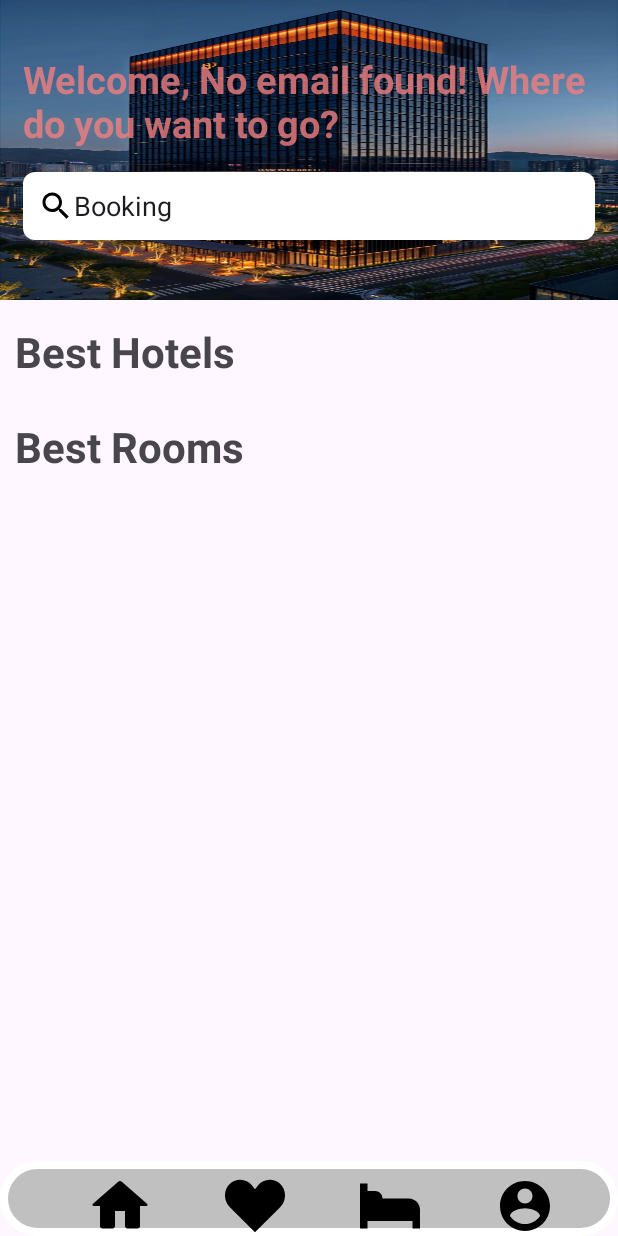
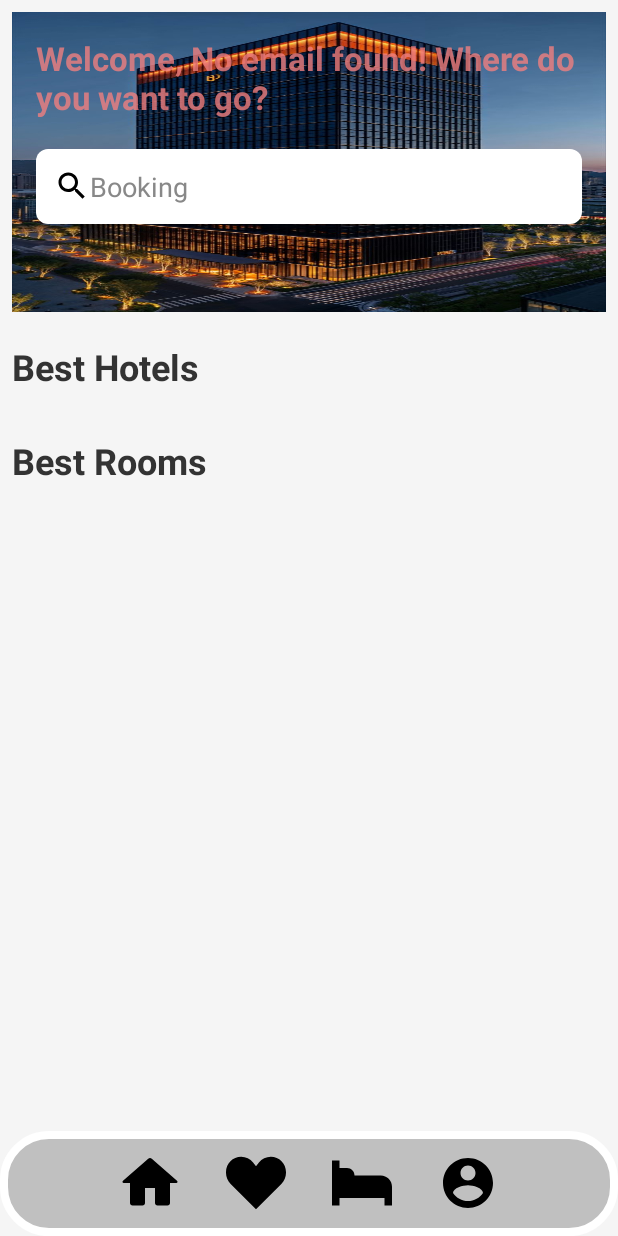
Before and after one commit to ttn-piw/booking_hotel_system, an Android app: the Mainpage screen opened directly, with no data from a screen before it, on a phone screen of 412 x 824 dp. Run offline under Robolectric (Android 15) with nearby library versions, the phone set to English and light mode, and no system bars; our stand-ins replace Volley; network calls fail.

Commit message:
Fix interface

```diff
--- a/android/app/src/main/AndroidManifest.xml
+++ b/android/app/src/main/AndroidManifest.xml
@@ -15,6 +15,9 @@
         android:theme="@style/Theme.Booking_listview"
         android:usesCleartextTraffic="true"
         tools:targetApi="31">
+        <activity
+            android:name=".Payment"
+            android:exported="false" />
         <activity
             android:name=".WishList"
             android:exported="false" />
--- a/android/app/src/main/java/com/example/booking_listview/MainActivity.kt
+++ b/android/app/src/main/java/com/example/booking_listview/MainActivity.kt
@@ -44,6 +44,12 @@ class MainActivity : AppCompatActivity() {
         val btnTestRoom = findViewById<Button>(id.btnTestRoom)
         btnTestRoom.setOnClickListener{
            val intent = Intent(this,RoomDetail::class.java)
+            startActivity(intent)
+        }
+
+        val btnPayment = findViewById<Button>(id.btnPayment)
+        btnPayment.setOnClickListener{
+            val intent = Intent(this,Payment::class.java)
             startActivity(intent)
         }
     }
--- a/android/app/src/main/res/layout/activity_main.xml
+++ b/android/app/src/main/res/layout/activity_main.xml
@@ -59,6 +59,12 @@
             android:layout_width="match_parent"
             android:layout_height="wrap_content"
             android:text="Button" />
+
+        <Button
+            android:id="@+id/btnPayment"
+            android:layout_width="match_parent"
+            android:layout_height="wrap_content"
+            android:text="Payment" />
     </LinearLayout>
 
 </LinearLayout>
--- a/android/app/src/main/res/layout/main_page.xml
+++ b/android/app/src/main/res/layout/main_page.xml
@@ -1,168 +1,145 @@
 <RelativeLayout xmlns:android="http://schemas.android.com/apk/res/android"
     xmlns:app="http://schemas.android.com/apk/res-auto"
     android:layout_width="match_parent"
-    android:layout_height="wrap_content">
+    android:layout_height="match_parent"
+    android:background="#F5F5F5">
+
+    <!-- Scrollable Content -->
     <ScrollView
-    android:layout_width="wrap_content"
-    android:layout_height="wrap_content">
-    <LinearLayout
         android:layout_width="match_parent"
-        android:layout_height="wrap_content"
-        android:orientation="vertical">
+        android:layout_height="match_parent"
+        android:paddingBottom="70dp">
 
         <LinearLayout
             android:layout_width="match_parent"
             android:layout_height="wrap_content"
-            android:orientation="vertical">
+            android:orientation="vertical"
+            android:padding="8dp">
 
-<!--            <Button-->
-<!--                android:id="@+id/btnBack"-->
-<!--                android:layout_width="match_parent"-->
-<!--                android:layout_height="wrap_content"-->
-<!--                android:text="Back" />-->
-
+            <!-- Header  -->
             <LinearLayout
                 android:layout_width="match_parent"
                 android:layout_height="200dp"
+                android:orientation="vertical"
                 android:background="@drawable/main_page"
-                android:orientation="vertical">
-
-                <LinearLayout
-                    android:layout_width="match_parent"
-                    android:layout_height="wrap_content"
-                    android:layout_marginTop="10dp"
-                    android:orientation="horizontal">
-                </LinearLayout>
-
-                <LinearLayout
-                    android:layout_width="match_parent"
-                    android:layout_height="wrap_content"
-                    android:layout_marginTop="25dp"
-                    android:orientation="horizontal">
+                android:padding="16dp">
 
                 <TextView
                     android:id="@+id/edtSessionEmail"
                     android:layout_width="wrap_content"
                     android:layout_height="wrap_content"
-                        android:layout_marginLeft="15dp"
                     android:alpha="0.8"
-                        android:text=""
+                    android:text="Welcome ttrungnguyen to my hotel app!"
                     android:textColor="#F08080"
-                        android:textSize="25sp"
+                    android:textSize="22sp"
                     android:textStyle="bold" />
-
-                </LinearLayout>
 
                 <LinearLayout
                     android:layout_width="match_parent"
                     android:layout_height="wrap_content"
-                    android:layout_margin="15dp"
+                    android:layout_marginTop="20dp"
                     android:orientation="horizontal">
 
                     <EditText
                         android:id="@+id/editTextText"
-                        android:layout_width="wrap_content"
-                        android:layout_height="45dp"
+                        android:layout_width="0dp"
+                        android:layout_height="50dp"
                         android:layout_weight="1"
                         android:background="@drawable/search_main_page"
                         android:drawableLeft="@drawable/baseline_search_24"
                         android:ems="10"
+                        android:hint="Booking"
                         android:inputType="text"
-                        android:paddingLeft="10dp"
-                        android:text="Booking" />
+                        android:padding="12dp"
+                        android:textColor="#000"
+                        android:textColorHint="#888" />
+                </LinearLayout>
             </LinearLayout>
 
-            </LinearLayout>
+            <!-- Best Hotels -->
             <LinearLayout
                 android:layout_width="match_parent"
                 android:layout_height="wrap_content"
                 android:orientation="vertical"
-                android:paddingLeft="10dp"
-                android:layout_marginTop="15dp">
+                android:layout_marginTop="20dp">
 
                 <TextView
                     android:id="@+id/textView"
                     android:layout_width="wrap_content"
                     android:layout_height="wrap_content"
-                    android:layout_marginBottom="10dp"
-                    android:layout_weight="1"
                     android:text="Best Hotels"
-                    android:textSize="28sp"
-                    android:textStyle="bold" />
+                    android:textSize="24sp"
+                    android:textStyle="bold"
+                    android:textColor="#333" />
 
                 <androidx.recyclerview.widget.RecyclerView
                     android:id="@+id/rvHotelList"
                     android:layout_width="match_parent"
-                    android:layout_height="match_parent"
-                    android:layout_marginLeft="15dp"
-                    android:layout_marginRight="20dp"/>
+                    android:layout_height="wrap_content"
+                    android:layout_marginTop="10dp" />
             </LinearLayout>
 
+            <!-- Rooms  -->
             <LinearLayout
                 android:layout_width="match_parent"
                 android:layout_height="wrap_content"
                 android:orientation="vertical"
-                android:paddingLeft="10dp"
-                android:layout_marginTop="15dp">
+                android:layout_marginTop="20dp">
 
                 <TextView
                     android:id="@+id/textView13"
                     android:layout_width="wrap_content"
                     android:layout_height="wrap_content"
-                    android:textSize="28sp"
+                    android:text="Best Rooms"
+                    android:textSize="24sp"
                     android:textStyle="bold"
-                    android:text="Best Rooms" />
+                    android:textColor="#333" />
 
                 <androidx.recyclerview.widget.RecyclerView
                     android:id="@+id/rvRoomList"
                     android:layout_width="match_parent"
                     android:layout_height="wrap_content"
-                    android:layout_marginBottom="30dp"/>
-
-            </LinearLayout>
-
+                    android:layout_marginTop="10dp" />
             </LinearLayout>
         </LinearLayout>
     </ScrollView>
+
+    <!-- Bottom Navigation Bar -->
     <LinearLayout
         android:layout_width="match_parent"
-        android:layout_height="wrap_content"
-        android:layout_marginTop="30dp"
+        android:layout_height="70dp"
         android:layout_alignParentBottom="true"
         android:background="@drawable/border_bottom_bar"
         android:orientation="horizontal"
-        android:paddingLeft="50dp">
+        android:gravity="center"
+        android:paddingHorizontal="30dp">
 
         <ImageView
             android:id="@+id/btnHomeBottom"
             android:layout_width="40dp"
             android:layout_height="40dp"
-            android:layout_marginTop="10dp"
-            android:layout_marginLeft="10dp"
+            android:layout_marginHorizontal="15dp"
             app:srcCompat="@drawable/icons8_home" />
 
         <ImageView
             android:id="@+id/btnWishlist"
             android:layout_width="40dp"
             android:layout_height="40dp"
-            android:layout_marginTop="10dp"
-            android:layout_marginLeft="50dp"
+            android:layout_marginHorizontal="15dp"
             app:srcCompat="@drawable/heart_svgrepo_com" />
 
         <ImageView
             android:id="@+id/btnBookedRooms"
             android:layout_width="40dp"
             android:layout_height="40dp"
-            android:layout_marginTop="10dp"
-            android:layout_marginLeft="50dp"
+            android:layout_marginHorizontal="15dp"
             app:srcCompat="@drawable/bed" />
 
         <ImageView
             android:id="@+id/btnAccountBottom"
             android:layout_width="40dp"
             android:layout_height="40dp"
-            android:layout_marginTop="10dp"
-            android:layout_marginLeft="50dp"
+            android:layout_marginHorizontal="15dp"
             app:srcCompat="@drawable/account_logo" />
     </LinearLayout>
 </RelativeLayout>
--- a/android/app/src/main/res/layout/recycleview_rooms.xml
+++ b/android/app/src/main/res/layout/recycleview_rooms.xml
@@ -50,7 +50,7 @@
 
             <ImageView
                 android:id="@+id/imgRoom"
-                android:layout_width="200dp"
+                android:layout_width="195dp"
                 android:layout_height="150dp"
                 app:srcCompat="@drawable/hotel2" />
 
@@ -65,7 +65,9 @@
                     android:id="@+id/button3"
                     android:layout_width="120dp"
                     android:layout_height="wrap_content"
-                    android:text="Book now!" />
+                    android:text="Book now !"
+                    android:backgroundTint="#1976D2"
+                    android:textColor="#FFFFFF"/>
 
                 <ImageView
                     android:id="@+id/btnAddToWishList"
--- a/android/app/src/main/res/layout/wish_list_activity.xml
+++ b/android/app/src/main/res/layout/wish_list_activity.xml
@@ -20,7 +20,6 @@
         app:layout_constraintStart_toStartOf="parent"
         app:layout_constraintEnd_toEndOf="parent"/>
 
-    <!-- RecyclerView để hiển thị danh sách wishlist -->
     <androidx.recyclerview.widget.RecyclerView
         android:id="@+id/recyclerViewWishlist"
         android:layout_width="0dp"
```
Also changed, not shown: android/app/src/main/java/com/example/booking_listview/Payment.kt (added, +75 -0 lines), android/app/src/main/res/layout/activity_payment.xml (added, +257 -0 lines), android/app/src/main/res/layout/hotel_detail.xml (+36 -36 lines), android/app/src/main/res/layout/recycleview_wish_list.xml (+8 -2 lines), android/app/src/main/res/layout/test_hotel_json.xml (deleted, +0 -34 lines). Lines whose indentation alone changed are shown as unchanged.
